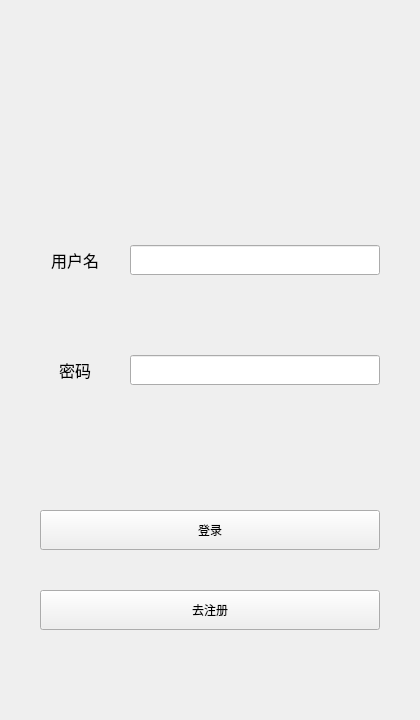
Old version of the form movie_client/widget.ui in the repository GuThree/movie_client.
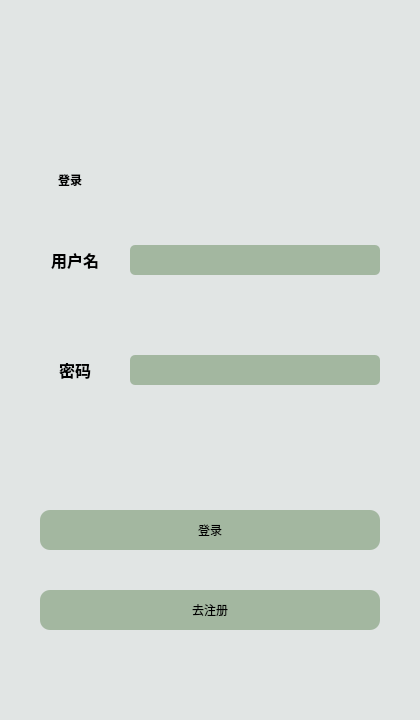
New version of the form.

```diff
--- a/movie_client/widget.ui
+++ b/movie_client/widget.ui
@@ -25,6 +25,28 @@
   <property name="windowTitle">
    <string>Widget</string>
   </property>
+  <property name="styleSheet">
+   <string notr="true">QWidget#Widget{
+	background-color:rgb(225, 229, 228);
+}
+QPushButton#registerButton{
+	background-color:rgb(163, 183, 160);
+	border-radius:10px;
+}
+QPushButton#loginButton{
+	background-color:rgb(163, 183, 160);
+	border-radius:10px;
+}
+QLineEdit#userLineEdit{
+	background-color:rgb(163, 183, 160);
+	border-radius:5px;
+}
+QLineEdit#passwdLineEdit{
+	background-color:rgb(163, 183, 160);
+	border-radius:5px;
+}
+</string>
+  </property>
   <widget class="QLabel" name="label">
    <property name="geometry">
     <rect>
@@ -46,8 +68,11 @@
      <height>40</height>
     </size>
    </property>
+   <property name="styleSheet">
+    <string notr="true">font: 11pt &quot;黑体&quot;;</string>
+   </property>
    <property name="text">
-    <string>&lt;html&gt;&lt;head/&gt;&lt;body&gt;&lt;p align=&quot;center&quot;&gt;&lt;span style=&quot; font-size:12pt;&quot;&gt;用户名&lt;/span&gt;&lt;/p&gt;&lt;/body&gt;&lt;/html&gt;</string>
+    <string>&lt;html&gt;&lt;head/&gt;&lt;body&gt;&lt;p align=&quot;center&quot;&gt;&lt;span style=&quot; font-size:12pt; font-weight:600;&quot;&gt;用户名&lt;/span&gt;&lt;/p&gt;&lt;/body&gt;&lt;/html&gt;</string>
    </property>
   </widget>
   <widget class="QLabel" name="label_2">
@@ -71,8 +96,11 @@
      <height>40</height>
     </size>
    </property>
+   <property name="styleSheet">
+    <string notr="true">font: 11pt &quot;黑体&quot;;</string>
+   </property>
    <property name="text">
-    <string>&lt;html&gt;&lt;head/&gt;&lt;body&gt;&lt;p align=&quot;center&quot;&gt;&lt;span style=&quot; font-size:12pt;&quot;&gt;密码&lt;/span&gt;&lt;/p&gt;&lt;/body&gt;&lt;/html&gt;</string>
+    <string>&lt;html&gt;&lt;head/&gt;&lt;body&gt;&lt;p align=&quot;center&quot;&gt;&lt;span style=&quot; font-size:12pt; font-weight:600;&quot;&gt;密码&lt;/span&gt;&lt;/p&gt;&lt;/body&gt;&lt;/html&gt;</string>
    </property>
   </widget>
   <widget class="QLineEdit" name="userLineEdit">
@@ -140,6 +168,9 @@
      <height>40</height>
     </size>
    </property>
+   <property name="styleSheet">
+    <string notr="true">font: 11pt &quot;黑体&quot;;</string>
+   </property>
    <property name="text">
     <string>去注册</string>
    </property>
@@ -165,10 +196,42 @@
      <height>40</height>
     </size>
    </property>
+   <property name="styleSheet">
+    <string notr="true">font: 11pt &quot;黑体&quot;;</string>
+   </property>
    <property name="text">
     <string>登录</string>
    </property>
   </widget>
+  <widget class="QLabel" name="label_3">
+   <property name="geometry">
+    <rect>
+     <x>40</x>
+     <y>160</y>
+     <width>60</width>
+     <height>40</height>
+    </rect>
+   </property>
+   <property name="styleSheet">
+    <string notr="true">font: 16pt &quot;黑体&quot;;</string>
+   </property>
+   <property name="text">
+    <string>&lt;html&gt;&lt;head/&gt;&lt;body&gt;&lt;p align=&quot;center&quot;&gt;&lt;span style=&quot; font-weight:600;&quot;&gt;登录&lt;/span&gt;&lt;/p&gt;&lt;/body&gt;&lt;/html&gt;</string>
+   </property>
+  </widget>
+  <widget class="QLabel" name="logo">
+   <property name="geometry">
+    <rect>
+     <x>120</x>
+     <y>40</y>
+     <width>180</width>
+     <height>72</height>
+    </rect>
+   </property>
+   <property name="text">
+    <string/>
+   </property>
+  </widget>
  </widget>
  <resources/>
  <connections/>
```
